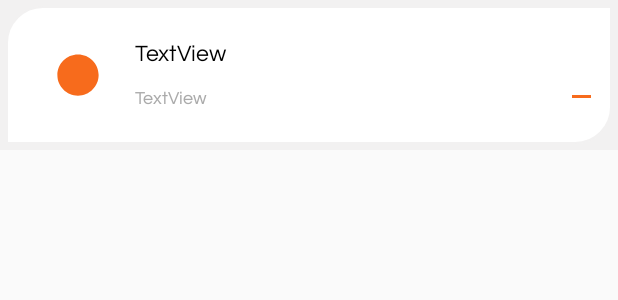
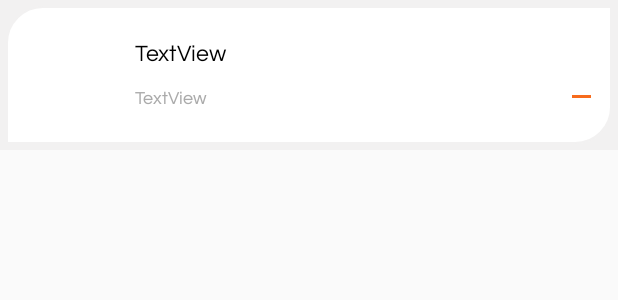
Before and after one commit to bogdanmunteanu/everchange, an Android app: the layout currency_item.xml on its own in the app's theme, with its tools: preview values and no code run, on a phone screen of 412 x 824 dp. Shown: the top 300 px of the screen. Run offline under Robolectric (Android 15) with nearby library versions, the phone set to English and light mode, and no system bars.

Commit message:
Code cleanup

```diff
--- a/app/src/main/res/layout/base_currency_item.xml
+++ b/app/src/main/res/layout/base_currency_item.xml
@@ -67,6 +67,7 @@
                 android:id="@+id/currencyInput"
                 android:layout_width="wrap_content"
                 android:layout_height="0dp"
+                android:padding="10dp"
                 android:layout_marginStart="20dp"
                 android:fontFamily="@font/questrial"
                 android:gravity="end"
--- a/app/src/main/res/layout/currency_item.xml
+++ b/app/src/main/res/layout/currency_item.xml
@@ -26,8 +26,7 @@
                 android:layout_marginStart="16dp"
                 app:layout_constraintBottom_toBottomOf="parent"
                 app:layout_constraintStart_toStartOf="parent"
-                app:layout_constraintTop_toTopOf="parent"
-                android:background="@color/orange"/>
+                app:layout_constraintTop_toTopOf="parent" />
 
         <ImageView
                 android:id="@+id/currencyMask"
```
Also changed, not shown: 1 other file.
